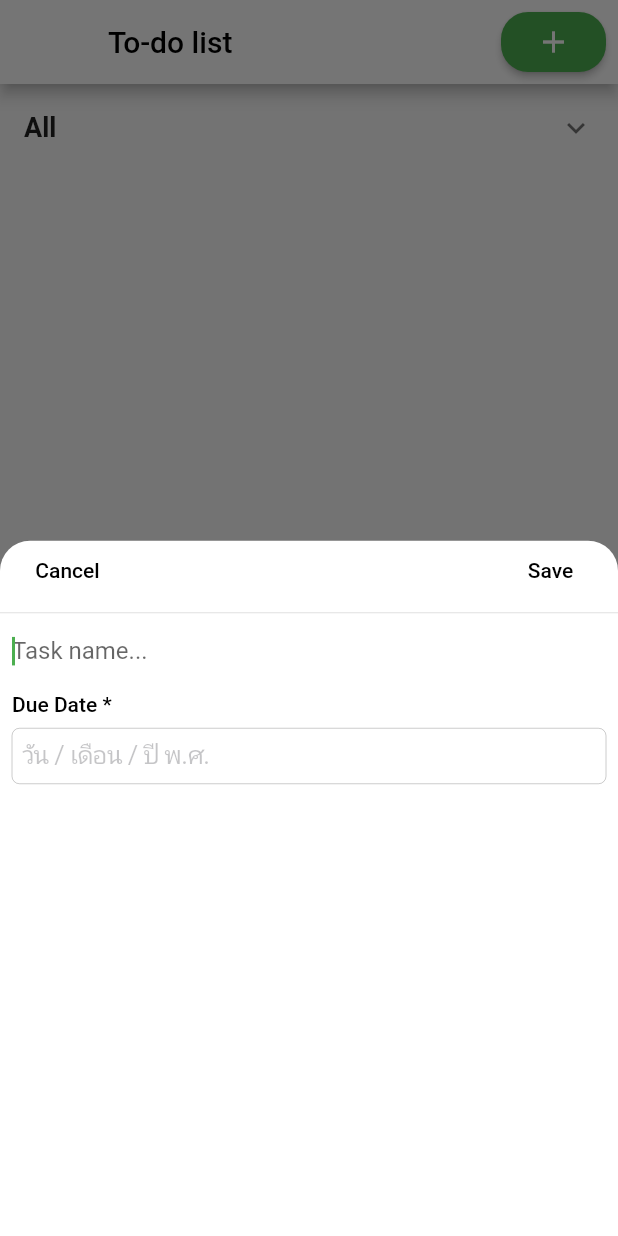
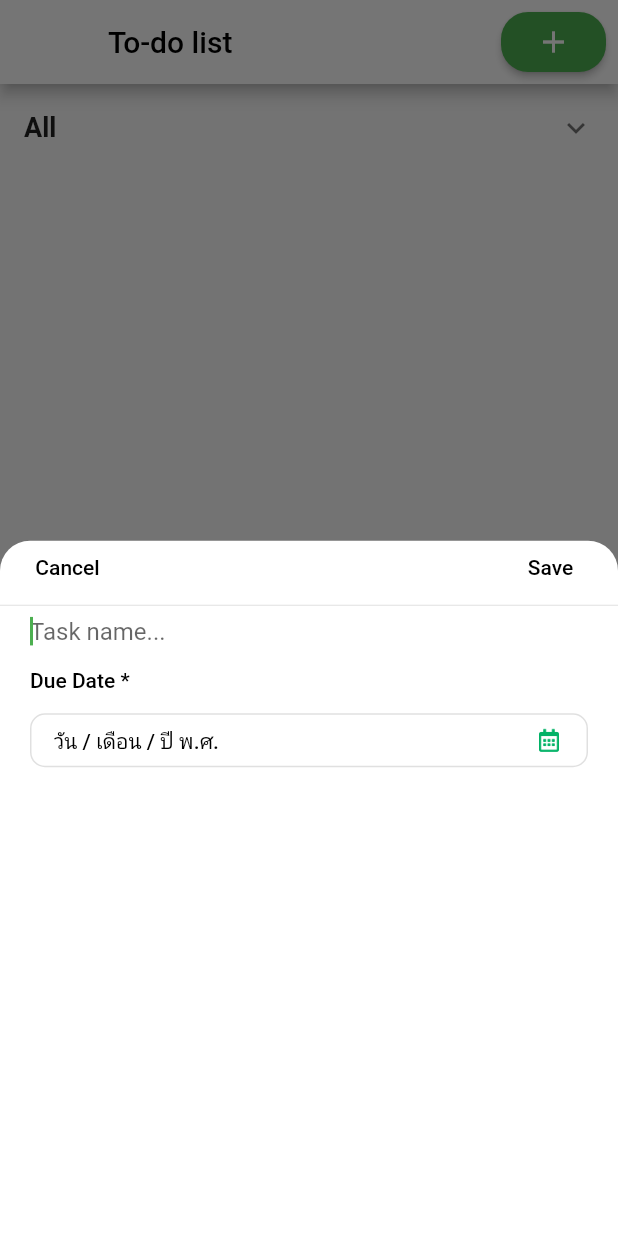
Before and after one commit to KongMono/todo-list, a Flutter app: the TodoListPage screen opened by its route, after a tap on the "add" icon, on a phone screen of 412 x 824 dp. Run offline on Flutter 3.47's test engine with Material 2 defaults, Android fonts, the phone set to English and light mode, and no system bars.

```diff
--- a/lib/main.dart
+++ b/lib/main.dart
@@ -1,4 +1,5 @@
 import 'package:flutter/material.dart';
+import 'package:flutter/services.dart';
 import 'package:todo_list_app/screen/login/login.page.dart';
 import 'package:todo_list_app/screen/todo_list/todo_list.page.dart';
 
@@ -10,6 +11,10 @@ class MyApp extends StatelessWidget {
   // This widget is the root of your application.
   @override
   Widget build(BuildContext context) {
+    SystemChrome.setPreferredOrientations([
+      DeviceOrientation.portraitUp,
+      DeviceOrientation.portraitDown,
+    ]);
     return MaterialApp(
       title: 'Todo List',
       theme: ThemeData(
--- a/lib/screen/login/login.page.dart
+++ b/lib/screen/login/login.page.dart
@@ -57,14 +57,10 @@ class _LoginPageState extends State<LoginPage> {
                         Padding(
                           padding: const EdgeInsets.only(top: 80.0, bottom: 40),
                           child: Text('Login',
-                              style: TextStyle(
-                                  color: Colors.black,
-                                  fontWeight: FontWeight.w500,
-                                  fontSize: 30)),
+                              style: TextStyle(color: Colors.black, fontWeight: FontWeight.w500, fontSize: 30)),
                         ),
                         Padding(
-                            padding: const EdgeInsets.only(
-                                left: 40.0, right: 40.0, top: 10.0),
+                            padding: const EdgeInsets.only(left: 40.0, right: 40.0, top: 10.0),
                             child: SizedBox(
                               width: double.infinity,
                               height: 50,
@@ -74,8 +70,7 @@ class _LoginPageState extends State<LoginPage> {
                               ),
                             )),
                         Padding(
-                            padding: const EdgeInsets.only(
-                                left: 40.0, right: 40.0, top: 10.0),
+                            padding: const EdgeInsets.only(left: 40.0, right: 40.0, top: 10.0),
                             child: SizedBox(
                               width: double.infinity,
                               height: 50,
@@ -86,8 +81,7 @@ class _LoginPageState extends State<LoginPage> {
                               ),
                             )),
                         Padding(
-                          padding: const EdgeInsets.only(
-                              left: 40.0, right: 40.0, top: 30.0),
+                          padding: const EdgeInsets.only(left: 40.0, right: 40.0, top: 30.0),
                           child: SizedBox(
                             width: double.infinity,
                             height: 50,
@@ -102,17 +96,12 @@ class _LoginPageState extends State<LoginPage> {
                                 style: new TextStyle(color: Colors.white),
                               ),
                               onPressed: () {
-                                // if (this.emailController.text ==
-                                //         "test@test.com" &&
-                                //     this.passwordController.text == "123456") {
-                                //   Navigator.popAndPushNamed(
-                                //       context, "/todo_list");
-                                // } else {
-                                //   _showDialog(context);
-                                // }
-
-                                Navigator.popAndPushNamed(
-                                    context, "/todo_list");
+                                if (this.emailController.text == "test@test.com" &&
+                                    this.passwordController.text == "123456") {
+                                  Navigator.popAndPushNamed(context, "/todo_list");
+                                } else {
+                                  _showDialog(context);
+                                }
                               },
                             ),
                           ),
--- a/lib/screen/login/login.state.dart
+++ b/lib/screen/login/login.state.dart
@@ -8,8 +8,6 @@ class LoginPageState {
   });
 
   LoginPageState copyWith({UserInfo user}) {
-    return LoginPageState(
-      user: user ?? this.user
-    );
+    return LoginPageState(user: user ?? this.user);
   }
 }
--- a/lib/screen/todo_list/todo_list.page.dart
+++ b/lib/screen/todo_list/todo_list.page.dart
@@ -3,6 +3,7 @@ import 'package:flutter/material.dart';
 import 'package:provider/provider.dart';
 import 'package:todo_list_app/screen/todo_list/todo_list.store.dart';
 import 'package:todo_list_app/services/todo_list/models.dart';
+import 'package:intl/intl.dart';
 
 class TodoListPage extends StatefulWidget {
   @override
@@ -12,20 +13,101 @@ class TodoListPage extends StatefulWidget {
 class _TodoListPageState extends State<TodoListPage> {
   Color _buttonColor = Colors.green;
   TextEditingController textController = TextEditingController();
-  DateTime selectedDate = DateTime.now();
 
   @override
   void initState() {
     super.initState();
   }
 
-  _modalBottomSheetMenu(store) {
+  @override
+  Widget build(BuildContext context) {
+    return ChangeNotifierProvider(
+        create: (context) {
+          var store = TodoListPageStore();
+          store.dispatch(StartTodoList());
+          store.dispatch(StartSelectedDate());
+          return store;
+        },
+        child: Consumer<TodoListPageStore>(
+            builder: (context, store, _) => Scaffold(
+                  appBar: AppBar(
+                    backgroundColor: Colors.white,
+                    title: Text('To-do list', style: TextStyle(color: Colors.black, fontWeight: FontWeight.w500)),
+                    actions: <Widget>[
+                      Padding(
+                        padding: const EdgeInsets.all(8.0),
+                        child: SizedBox(
+                            width: 70,
+                            child: new RaisedButton(
+                              color: _buttonColor,
+                              shape: RoundedRectangleBorder(
+                                borderRadius: BorderRadius.circular(18.0),
+                              ),
+                              child: new Icon(
+                                Icons.add,
+                                color: Colors.white,
+                              ),
+                              onPressed: () {
+                                store.dispatch(StartSelectedDate());
+                                _modalBottomSheetMenu(store);
+                              },
+                            )),
+                      ),
+                    ],
+                  ),
+                  body: SingleChildScrollView(
+                      child: Column(
+                    children: <Widget>[
+                      ExpansionTile(
+                        backgroundColor: Colors.white,
+                        title: Text("All", style: TextStyle(fontSize: 18.0, fontWeight: FontWeight.bold)),
+                        children: <Widget>[_TodoList(listInfo: store.currentState.todoList, store: store)],
+                      ),
+                    ],
+                  )),
+                  bottomNavigationBar: BottomAppBar(
+                    color: Colors.transparent,
+                    child: new GestureDetector(
+                        onTap: () {
+                          Navigator.popAndPushNamed(context, "/");
+                        },
+                        child: Text('Log out',
+                            style: TextStyle(height: 8.0, fontSize: 18.0, fontWeight: FontWeight.bold),
+                            textAlign: TextAlign.center)),
+                    elevation: 0,
+                  ),
+                )));
+  }
+
+  _selectDate(BuildContext context, TodoListPageStore store) async {
+    final DateTime picked = await showDatePicker(
+        context: context,
+        initialDate: store.currentState.selectedDate.date,
+        firstDate: DateTime(2000), // Required
+        lastDate: DateTime(2025));
+    if (picked != null && picked != store.currentState.selectedDate.date) {
+      store.dispatch(UpdateSelectedDate(selectedDate: SelectedDate(date: picked, selected: true)));
+    }
+  }
+
+  _changeFormatDate(DateTime dateTime) {
+    final DateFormat formatter = DateFormat('dd/MM/yyyy');
+    final String formatted = formatter.format(dateTime);
+
+    String day = formatted.substring(0, 2);
+    String month = formatted.substring(3, 5);
+    String year = formatted.substring(6, 10);
+    year = (int.parse(year) + 543).toString();
+
+    return day + '/' + month + '/ ' + year;
+  }
+
+  _modalBottomSheetMenu(TodoListPageStore store) {
     showModalBottomSheet(
         isDismissible: false,
         shape: RoundedRectangleBorder(
-            borderRadius: new BorderRadius.only(
-                topLeft: const Radius.circular(20.0),
-                topRight: const Radius.circular(20.0))),
+            borderRadius:
+                new BorderRadius.only(topLeft: const Radius.circular(20.0), topRight: const Radius.circular(20.0))),
         backgroundColor: Colors.white,
         context: context,
         builder: (builder) {
@@ -48,120 +130,80 @@ class _TodoListPageState extends State<TodoListPage> {
                               },
                               child: Container(
                                   alignment: Alignment.center,
-                                  height: 30,
+                                  height: 35,
                                   width: 70,
                                   child: Padding(
-                                      padding:
-                                          const EdgeInsets.only(left: 20.0),
+                                      padding: const EdgeInsets.only(left: 20.0),
                                       child: Text('Cancel',
-                                          style: TextStyle(
-                                              color: Colors.black,
-                                              fontWeight: FontWeight.w500),
+                                          style: TextStyle(color: Colors.black, fontWeight: FontWeight.w500),
                                           textAlign: TextAlign.center)))),
-                          Expanded(
-                              child: Container(
-                                  height: 40, width: 40, child: null)),
+                          Spacer(),
                           new GestureDetector(
                               onTap: () {
+                                if (["", null, false, 0].contains(textController.text)) {
+                                  return;
+                                }
                                 store.dispatch(AddTodoList(
-                                    listInfo: new ListInfo(
-                                        description: textController.text,
-                                        checked: false)));
+                                    listInfo: new ListInfo(description: textController.text, checked: false)));
                                 Navigator.pop(context);
+                                textController.clear();
                               },
                               child: Container(
                                   alignment: Alignment.center,
-                                  height: 30,
+                                  height: 35,
                                   width: 70,
                                   child: Padding(
-                                      padding:
-                                          const EdgeInsets.only(right: 20.0),
+                                      padding: const EdgeInsets.only(right: 20.0),
                                       child: Text('Save',
-                                          style: TextStyle(
-                                              color: Colors.black,
-                                              fontWeight: FontWeight.w500),
+                                          style: TextStyle(color: Colors.black, fontWeight: FontWeight.w500),
                                           textAlign: TextAlign.center)))),
                         ],
                       ),
                       Divider(),
                       Padding(
-                          padding: const EdgeInsets.all(8.0),
+                          padding: const EdgeInsets.only(left: 20.0),
                           child: TextField(
                               controller: textController,
-                              decoration: new InputDecoration.collapsed(
-                                  hintText: 'Task name...'),
+                              decoration: new InputDecoration.collapsed(hintText: 'Task name...'),
                               autofocus: true)),
                       Padding(
-                          padding: const EdgeInsets.only(left: 8.0, top: 10.0),
+                          padding: const EdgeInsets.only(left: 20.0, top: 15.0),
                           child: Text('Due Date *',
-                              style: TextStyle(
-                                  color: Colors.black,
-                                  fontWeight: FontWeight.w500),
+                              style: TextStyle(color: Colors.black, fontWeight: FontWeight.w500),
                               textAlign: TextAlign.center)),
                       Padding(
-                          padding: const EdgeInsets.all(8.0),
-                          child: CupertinoTextField(
-                            obscureText: true,
-                            placeholder: "วัน / เดือน / ปี พ.ศ.",
-                          ))
+                          padding: const EdgeInsets.only(left: 20.0, top: 8.0, right: 20.0),
+                          child: SizedBox(
+                              width: double.infinity,
+                              child: new OutlineButton(
+                                color: Colors.white,
+                                shape: RoundedRectangleBorder(
+                                  borderRadius: BorderRadius.circular(10.0),
+                                ),
+                                child: Row(
+                                  mainAxisAlignment: MainAxisAlignment.center,
+                                  children: [
+                                    Text(
+                                        store.currentState.selectedDate.selected
+                                            ? _changeFormatDate(store.currentState.selectedDate.date)
+                                            : 'วัน / เดือน / ปี พ.ศ.',
+                                        style: TextStyle(color: Colors.black, fontWeight: FontWeight.w500),
+                                        textAlign: TextAlign.left),
+                                    Spacer(),
+                                    Image(
+                                      image: AssetImage('images/ico_calendar_green.png'),
+                                      width: 20,
+                                      height: 20,
+                                    ),
+                                  ],
+                                ),
+                                onPressed: () {
+                                  _selectDate(context, store);
+                                },
+                              )))
                     ],
                   )));
         });
-  }
-
-  @override
-  Widget build(BuildContext context) {
-    return ChangeNotifierProvider(
-        create: (context) {
-          var store = TodoListPageStore();
-          store.dispatch(StartTodoList());
-          return store;
-        },
-        child: Consumer<TodoListPageStore>(
-            builder: (context, store, _) => Scaffold(
-                  appBar: AppBar(
-                    backgroundColor: Colors.white,
-                    title: Text('To-do list',
-                        style: TextStyle(
-                            color: Colors.black, fontWeight: FontWeight.w500)),
-                    actions: <Widget>[
-                      Padding(
-                        padding: const EdgeInsets.all(8.0),
-                        child: SizedBox(
-                            width: 70,
-                            child: new RaisedButton(
-                              color: _buttonColor,
-                              shape: RoundedRectangleBorder(
-                                borderRadius: BorderRadius.circular(18.0),
-                              ),
-                              child: new Icon(
-                                Icons.add,
-                                color: Colors.white,
-                              ),
-                              onPressed: () {
-                                _modalBottomSheetMenu(store);
-                              },
-                            )),
-                      ),
-                    ],
-                  ),
-                  body: SingleChildScrollView(
-                      child: Column(
-                    children: <Widget>[
-                      ExpansionTile(
-                        backgroundColor: Colors.white,
-                        title: Text("All",
-                            style: TextStyle(
-                                fontSize: 18.0, fontWeight: FontWeight.bold)),
-                        children: <Widget>[
-                          _TodoList(
-                              listInfo: store.currentState.todoList,
-                              store: store)
-                        ],
-                      )
-                    ],
-                  )),
-                )));
   }
 }
 
@@ -179,18 +221,13 @@ class _TodoList extends StatelessWidget {
         controller: _scrollController,
         itemCount: this.listInfo.length,
         itemBuilder: (context, index) {
-          return _Item(
-              index: index,
-              desc: listInfo[index].description,
-              checked: listInfo[index].checked,
-              store: store);
+          return _Item(index: index, desc: listInfo[index].description, checked: listInfo[index].checked, store: store);
         });
   }
 }
 
 class _Item extends StatelessWidget {
-  _Item({key, this.index, this.desc, this.checked, this.store})
-      : super(key: key);
+  _Item({key, this.index, this.desc, this.checked, this.store}) : super(key: key);
 
   final int index;
   final String desc;
@@ -244,8 +281,7 @@ class _Item extends StatelessWidget {
 
   checkedLineThrough(text) {
     if (this.checked) {
-      text = Text(this.desc,
-          style: TextStyle(decoration: TextDecoration.lineThrough));
+      text = Text(this.desc, style: TextStyle(decoration: TextDecoration.lineThrough));
     } else {
       text = Text(this.desc);
     }
--- a/lib/screen/todo_list/todo_list.state.dart
+++ b/lib/screen/todo_list/todo_list.state.dart
@@ -2,10 +2,14 @@ import 'package:todo_list_app/services/todo_list/models.dart';
 
 class TodoListPageState {
   final List<ListInfo> todoList;
+  final SelectedDate selectedDate;
 
-  TodoListPageState({this.todoList = const []});
+  TodoListPageState({
+    this.todoList = const [],
+    this.selectedDate
+  });
 
-  TodoListPageState copyWith({List<ListInfo> todoList}) {
-    return TodoListPageState(todoList: todoList ?? this.todoList);
+  TodoListPageState copyWith({List<ListInfo> todoList, SelectedDate selectedDate}) {
+    return TodoListPageState(todoList: todoList ?? this.todoList, selectedDate: selectedDate ?? this.selectedDate);
   }
 }
--- a/lib/screen/todo_list/todo_list.store.dart
+++ b/lib/screen/todo_list/todo_list.store.dart
@@ -2,6 +2,14 @@ import 'package:flutter/widgets.dart';
 import 'package:todo_list_app/base/base_store.dart';
 import 'package:todo_list_app/screen/todo_list/todo_list.state.dart';
 import 'package:todo_list_app/services/todo_list/models.dart';
+
+class UpdateSelectedDate extends StoreAction {
+  final SelectedDate selectedDate;
+
+  UpdateSelectedDate({@required this.selectedDate});
+}
+
+class StartSelectedDate extends StoreAction {}
 
 class StartTodoList extends StoreAction {}
 
@@ -24,21 +32,31 @@ class TodoListPageStore extends BaseStore<TodoListPageState> {
   void dispatch(StoreAction action) async {
     if (action is StartTodoList) {
       await _startList();
+    } else if (action is StartSelectedDate) {
+      await _startSelectedDate();
     } else if (action is CheckTodoList) {
       await _checkTodoList(action);
     } else if (action is AddTodoList) {
       await _addTodoList(action);
+    } else if (action is UpdateSelectedDate) {
+      await _updateSelectedDate(action);
     }
   }
 
   Future _startList() async {
     List<ListInfo> todoList = [];
     for (int i = 1; i < 6; i++) {
-      todoList
-          .add(ListInfo(description: 'Auto Add List No: $i', checked: false));
+      todoList.add(ListInfo(description: 'Auto Add List No: $i', checked: false));
     }
     updateState(currentState.copyWith(
       todoList: todoList,
+    ));
+  }
+
+  Future _startSelectedDate() async {
+    SelectedDate selectedDate = new SelectedDate(date: DateTime.now(), selected: false);
+    updateState(currentState.copyWith(
+      selectedDate: selectedDate,
     ));
   }
 
@@ -61,4 +79,13 @@ class TodoListPageStore extends BaseStore<TodoListPageState> {
       todoList: todoList,
     ));
   }
+
+  Future _updateSelectedDate(UpdateSelectedDate action) async {
+    SelectedDate selectedDate = currentState.selectedDate;
+    selectedDate.date = action.selectedDate.date;
+    selectedDate.selected = action.selectedDate.selected;
+    updateState(currentState.copyWith(
+      selectedDate: selectedDate,
+    ));
+  }
 }
--- a/lib/services/todo_list/models.dart
+++ b/lib/services/todo_list/models.dart
@@ -9,3 +9,13 @@ class ListInfo {
     @required this.checked
   });
 }
+
+class SelectedDate {
+  DateTime date;
+  bool selected;
+
+  SelectedDate({
+    @required this.date,
+    @required this.selected
+  });
+}
--- a/pubspec.yaml
+++ b/pubspec.yaml
@@ -49,6 +49,7 @@ flutter:
   # To add assets to your application, add an assets section, like this:
   assets:
       - images/checkmark.png
+      - images/ico_calendar_green.png
   #   - images/a_dot_burr.jpeg
   #   - images/a_dot_ham.jpeg
 
```
Also changed, not shown: images/ico_calendar_green.png (added).
